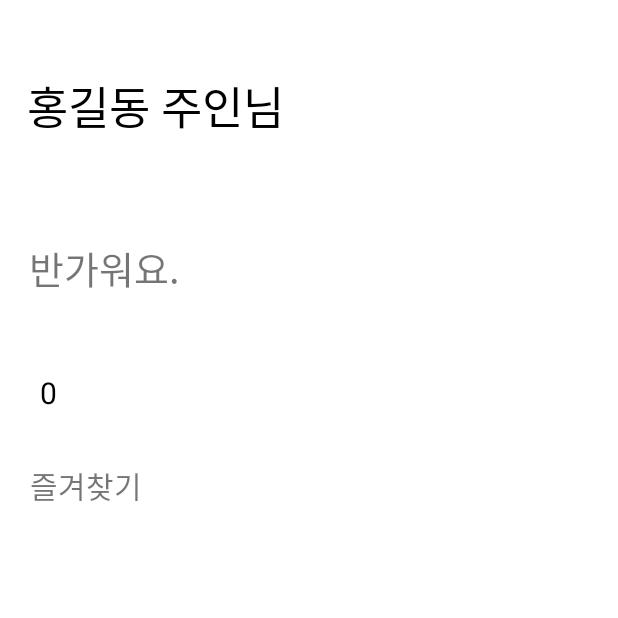
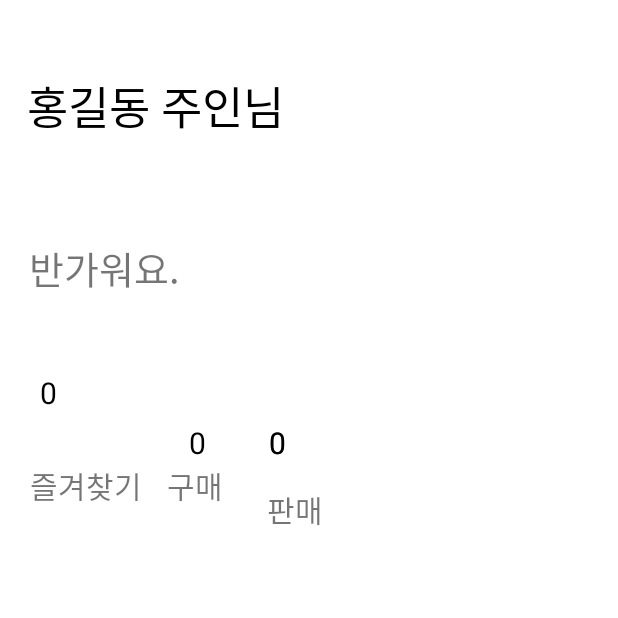
Before and after one commit to maie421/android, an Android app: the MyPageActivity screen opened directly, with no data from a screen before it, on a phone screen of 412 x 824 dp, the top half of it. Run offline under Robolectric (Android 15) with nearby library versions, the phone set to English and light mode, and no system bars.

Commit message:
feat : 절리및 추가

```diff
--- a/app/src/main/AndroidManifest.xml
+++ b/app/src/main/AndroidManifest.xml
@@ -13,6 +13,9 @@
         android:supportsRtl="true"
         android:theme="@style/Theme.MyApplication"
         tools:targetApi="31">
+        <activity
+            android:name=".activity_detail"
+            android:exported="false" />
         <activity
             android:name=".MyPageActivity"
             android:exported="false" />
--- a/app/src/main/res/layout/activity_my_page.xml
+++ b/app/src/main/res/layout/activity_my_page.xml
@@ -5,6 +5,80 @@
     android:layout_width="match_parent"
     android:layout_height="match_parent"
     tools:context=".MyPageActivity">
+
+    <TextView
+        android:id="@+id/textView21"
+        android:layout_width="wrap_content"
+        android:layout_height="wrap_content"
+        android:layout_marginStart="15dp"
+        android:layout_marginEnd="204dp"
+        android:layout_marginBottom="42dp"
+        android:text="판매"
+        android:textSize="20dp"
+        app:layout_constraintBottom_toTopOf="@+id/linearLayout3"
+        app:layout_constraintEnd_toEndOf="parent"
+        app:layout_constraintStart_toEndOf="@+id/textView18"
+        app:layout_constraintTop_toBottomOf="@+id/textView20" />
+
+    <TextView
+        android:id="@+id/textView17"
+        android:layout_width="wrap_content"
+        android:layout_height="wrap_content"
+        android:layout_marginTop="4dp"
+        android:text="0"
+        android:textColor="@color/black"
+        android:textSize="20dp"
+        app:layout_constraintBottom_toTopOf="@+id/textView16"
+        app:layout_constraintEnd_toEndOf="parent"
+        app:layout_constraintHorizontal_bias="0.315"
+        app:layout_constraintStart_toStartOf="parent"
+        app:layout_constraintTop_toBottomOf="@+id/textView14"
+        app:layout_constraintVertical_bias="1.0" />
+
+    <TextView
+        android:id="@+id/textView19"
+        android:layout_width="wrap_content"
+        android:layout_height="wrap_content"
+        android:layout_marginTop="4dp"
+        android:text="0"
+        android:textColor="@color/black"
+        android:textSize="20dp"
+        app:layout_constraintBottom_toTopOf="@+id/textView16"
+        app:layout_constraintEnd_toEndOf="parent"
+        app:layout_constraintHorizontal_bias="0.447"
+        app:layout_constraintStart_toStartOf="parent"
+        app:layout_constraintTop_toBottomOf="@+id/textView14"
+        app:layout_constraintVertical_bias="1.0" />
+
+    <TextView
+        android:id="@+id/textView20"
+        android:layout_width="wrap_content"
+        android:layout_height="wrap_content"
+        android:layout_marginTop="4dp"
+        android:text="0"
+        android:textColor="@color/black"
+        android:textSize="20dp"
+        app:layout_constraintBottom_toTopOf="@+id/textView16"
+        app:layout_constraintEnd_toEndOf="parent"
+        app:layout_constraintHorizontal_bias="0.447"
+        app:layout_constraintStart_toStartOf="parent"
+        app:layout_constraintTop_toBottomOf="@+id/textView14"
+        app:layout_constraintVertical_bias="1.0" />
+
+    <TextView
+        android:id="@+id/textView18"
+        android:layout_width="wrap_content"
+        android:layout_height="wrap_content"
+        android:layout_marginStart="24dp"
+        android:layout_marginEnd="14dp"
+        android:text="구매"
+        android:textSize="20dp"
+        app:layout_constraintBottom_toTopOf="@+id/linearLayout3"
+        app:layout_constraintEnd_toStartOf="@+id/textView21"
+        app:layout_constraintHorizontal_bias="1.0"
+        app:layout_constraintStart_toEndOf="@+id/textView16"
+        app:layout_constraintTop_toBottomOf="@+id/textView17"
+        app:layout_constraintVertical_bias="0.0" />
 
     <TextView
         android:id="@+id/textView8"
@@ -141,6 +215,7 @@
                     android:id="@+id/imageButton"
                     android:layout_width="wrap_content"
                     android:layout_height="wrap_content"
+                    android:background="@color/white"
                     app:srcCompat="@android:drawable/btn_star_big_on"
                     tools:layout_editor_absoluteX="319dp"
                     tools:layout_editor_absoluteY="128dp" />
--- a/app/src/main/res/layout/activity_search.xml
+++ b/app/src/main/res/layout/activity_search.xml
@@ -86,6 +86,7 @@
                         android:id="@+id/imageButton"
                         android:layout_width="wrap_content"
                         android:layout_height="wrap_content"
+                        android:background="@color/white"
                         app:srcCompat="@android:drawable/btn_star_big_on"
                         tools:layout_editor_absoluteX="319dp"
                         tools:layout_editor_absoluteY="128dp" />
```
Also changed, not shown: app/src/main/java/com/example/myapplication/activity_detail.java (added, +14 -0 lines), app/src/main/res/layout/activity_detail.xml (added, +84 -0 lines), app/src/main/res/layout/activity_main.xml (+9 -4 lines).
